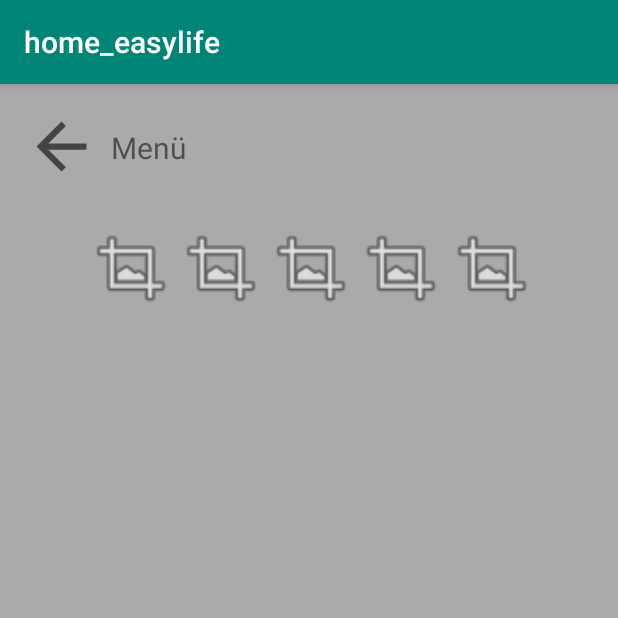
After one commit to sophiafema/home_easylife, an Android app: the PlainRoom screen opened directly, with no data from a screen before it, on a phone screen of 412 x 824 dp, the top half of it. The commit adds this screen. Run offline under Robolectric (Android 15) with nearby library versions, the phone set to English and light mode, and no system bars.

Commit message:
PlainRoom angelegt und Main in LogIn umbenannt

```diff
--- a/app/src/main/AndroidManifest.xml
+++ b/app/src/main/AndroidManifest.xml
@@ -9,13 +9,15 @@
         android:roundIcon="@mipmap/ic_launcher_round"
         android:supportsRtl="true"
         android:theme="@style/AppTheme">
-        <activity android:name=".MainActivity">
+        <activity android:name=".PlainRoom"></activity>
+        <activity android:name=".LogIn">
             <intent-filter>
                 <action android:name="android.intent.action.MAIN" />
 
                 <category android:name="android.intent.category.LAUNCHER" />
             </intent-filter>
         </activity>
+        <activity android:name=".Home" />
     </application>
 
 </manifest>
--- a/app/src/main/java/com/sophiafema/home_easylife/Home.java
+++ b/app/src/main/java/com/sophiafema/home_easylife/Home.java
@@ -32,8 +32,17 @@ public class Home extends AppCompatActivity {
         tVHomeKitchen = (TextView) findViewById(R.id.tVHomeKitchen);
         tVHomeBath = (TextView) findViewById(R.id.tVHomeBath);
 
+        iVHomeLiving = (ImageView) findViewById(R.id.iVHomeLiving);
+        iVHomeSleeping = (ImageView) findViewById(R.id.iVHomeSleeping);
+        iVHomeHallway = (ImageView) findViewById(R.id.iVHomeHallway);
+        iVHomeKitchen = (ImageView) findViewById(R.id.iVHomeKitchen);
+        iVHomeBath = (ImageView) findViewById(R.id.iVHomeBath);
+
+
 
 
 
     }
+
+
 }
--- a/app/src/main/java/com/sophiafema/home_easylife/MainActivity.java
+++ b/app/src/main/java/com/sophiafema/home_easylife/LogIn.java
@@ -9,7 +9,7 @@ import android.widget.Button;
 import android.widget.EditText;
 import android.widget.TextView;
 
-public class MainActivity extends AppCompatActivity{
+public class LogIn extends AppCompatActivity{
 
     private EditText eTMainName;
     private EditText eTMainPasswort;
@@ -21,7 +21,7 @@ public class MainActivity extends AppCompatActivity{
     @Override
     protected void onCreate(Bundle savedInstanceState) {
         super.onCreate(savedInstanceState);
-        setContentView(R.layout.activity_main);
+        setContentView(R.layout.activity_log_in);
 
 
         eTMainName = (EditText) findViewById(R.id.eTMainName);
@@ -48,7 +48,7 @@ public class MainActivity extends AppCompatActivity{
     {
         if((nutzerName.equals("a")) && (nutzerPasswort.equals("1")))
         {
-            Intent intent = new Intent(MainActivity.this, Home.class);
+            Intent intent = new Intent(LogIn.this, Home.class);
             startActivity(intent);
         }
         else
--- /dev/null
+++ b/app/src/main/java/com/sophiafema/home_easylife/PlainRoom.java
@@ -0,0 +1,40 @@
+package com.sophiafema.home_easylife;
+
+import androidx.appcompat.app.AppCompatActivity;
+
+import android.os.Bundle;
+import android.widget.ImageView;
+import android.widget.TextView;
+
+public class PlainRoom extends AppCompatActivity {
+
+    ImageView iVPlainRoomMenue;
+    TextView tVPlainRoomMenue;
+
+    ImageView iVPlainRoomHallway;
+    ImageView iVPlainRoomLiving;
+    ImageView iVPlainRoomKitchen;
+    ImageView iVPlainRoomSleeping;
+    ImageView iVPlainRoomBath;
+
+
+
+    @Override
+    protected void onCreate(Bundle savedInstanceState) {
+        super.onCreate(savedInstanceState);
+        setContentView(R.layout.activity_plain_room);
+
+        iVPlainRoomMenue = (ImageView) findViewById(R.id.iVPlainRoomMenue);
+        tVPlainRoomMenue = (TextView) findViewById(R.id.tVPlainRoomMenue);
+
+        iVPlainRoomHallway = (ImageView) findViewById(R.id.iVPlainRoomHallway);
+        iVPlainRoomLiving = (ImageView) findViewById(R.id.iVPlainRoomLiving);
+        iVPlainRoomKitchen = (ImageView) findViewById(R.id.iVPlainRoomKitchen);
+        iVPlainRoomSleeping = (ImageView) findViewById(R.id.iVPlainRoomSleeping);
+        iVPlainRoomBath = (ImageView) findViewById(R.id.iVPlainRoomBath);
+
+
+
+
+    }
+}
--- a/app/src/main/res/layout/activity_home.xml
+++ b/app/src/main/res/layout/activity_home.xml
@@ -11,6 +11,7 @@
         android:id="@+id/iVHomeEvents"
         android:layout_width="121dp"
         android:layout_height="79dp"
+        android:contentDescription="Ereignisse"
         app:layout_constraintBottom_toBottomOf="parent"
         app:layout_constraintEnd_toEndOf="parent"
         app:layout_constraintHorizontal_bias="0.779"
@@ -23,6 +24,7 @@
         android:id="@+id/iVHomeHallway"
         android:layout_width="163dp"
         android:layout_height="37dp"
+        android:contentDescription="Flur"
         app:layout_constraintBottom_toBottomOf="parent"
         app:layout_constraintEnd_toEndOf="parent"
         app:layout_constraintHorizontal_bias="0.217"
@@ -34,6 +36,7 @@
         android:id="@+id/iVHomeSleeping"
         android:layout_width="120dp"
         android:layout_height="152dp"
+        android:contentDescription="Schlafzimmer"
         app:layout_constraintBottom_toBottomOf="parent"
         app:layout_constraintEnd_toEndOf="parent"
         app:layout_constraintHorizontal_bias="0.78"
@@ -46,6 +49,7 @@
         android:id="@+id/iVHomeGeneral"
         android:layout_width="121dp"
         android:layout_height="79dp"
+        android:contentDescription="Zentralsteuerung"
         app:layout_constraintBottom_toBottomOf="parent"
         app:layout_constraintEnd_toEndOf="parent"
         app:layout_constraintHorizontal_bias="0.213"
@@ -58,6 +62,7 @@
         android:id="@+id/iVHomeLiving"
         android:layout_width="162dp"
         android:layout_height="166dp"
+        android:contentDescription="Wohnzimmer"
         app:layout_constraintBottom_toBottomOf="parent"
         app:layout_constraintEnd_toEndOf="parent"
         app:layout_constraintHorizontal_bias="0.22"
@@ -70,6 +75,7 @@
         android:id="@+id/iVHomeBath"
         android:layout_width="160dp"
         android:layout_height="89dp"
+        android:contentDescription="Bad"
         app:layout_constraintBottom_toBottomOf="parent"
         app:layout_constraintEnd_toEndOf="parent"
         app:layout_constraintHorizontal_bias="0.215"
@@ -82,6 +88,7 @@
         android:id="@+id/iVHomeKitchen"
         android:layout_width="120dp"
         android:layout_height="152dp"
+        android:contentDescription="Küche"
         app:layout_constraintBottom_toBottomOf="parent"
         app:layout_constraintEnd_toEndOf="parent"
         app:layout_constraintHorizontal_bias="0.78"
@@ -178,6 +185,7 @@
         android:id="@+id/iVHomeSettings"
         android:layout_width="36dp"
         android:layout_height="38dp"
+        android:contentDescription="Einstellungen"
         app:layout_constraintBottom_toBottomOf="parent"
         app:layout_constraintEnd_toEndOf="parent"
         app:layout_constraintHorizontal_bias="0.904"
--- a/app/src/main/res/layout/activity_main.xml
+++ b/app/src/main/res/layout/activity_log_in.xml
@@ -6,7 +6,7 @@
     android:layout_width="match_parent"
     android:layout_height="match_parent"
     android:background="@android:color/darker_gray"
-    tools:context=".MainActivity">
+    tools:context=".LogIn">
 
     <Button
         android:id="@+id/btnMainLogIn"
--- /dev/null
+++ b/app/src/main/res/layout/activity_plain_room.xml
@@ -0,0 +1,103 @@
+<?xml version="1.0" encoding="utf-8"?>
+<androidx.constraintlayout.widget.ConstraintLayout xmlns:android="http://schemas.android.com/apk/res/android"
+    xmlns:app="http://schemas.android.com/apk/res-auto"
+    xmlns:tools="http://schemas.android.com/tools"
+    android:layout_width="match_parent"
+    android:layout_height="match_parent"
+    android:background="@android:color/darker_gray"
+    tools:context=".PlainRoom">
+
+    <ImageView
+        android:id="@+id/iVPlainRoomMenue"
+        android:layout_width="50dp"
+        android:layout_height="50dp"
+        android:contentDescription="Menü"
+        app:layout_constraintBottom_toBottomOf="parent"
+        app:layout_constraintEnd_toEndOf="parent"
+        app:layout_constraintHorizontal_bias="0.045"
+        app:layout_constraintStart_toStartOf="parent"
+        app:layout_constraintTop_toTopOf="parent"
+        app:layout_constraintVertical_bias="0.023"
+        app:srcCompat="?attr/actionModeCloseDrawable" />
+
+    <ImageView
+        android:id="@+id/iVPlainRoomHallway"
+        android:layout_width="60dp"
+        android:layout_height="60dp"
+        android:contentDescription="Flur"
+        app:layout_constraintBottom_toBottomOf="parent"
+        app:layout_constraintEnd_toEndOf="parent"
+        app:layout_constraintHorizontal_bias="0.162"
+        app:layout_constraintStart_toStartOf="parent"
+        app:layout_constraintTop_toTopOf="parent"
+        app:layout_constraintVertical_bias="0.131"
+        app:srcCompat="@android:drawable/ic_menu_crop" />
+
+    <ImageView
+        android:id="@+id/iVPlainRoomLiving"
+        android:layout_width="60dp"
+        android:layout_height="60dp"
+        android:contentDescription="Wohnzimmer"
+        app:layout_constraintBottom_toBottomOf="parent"
+        app:layout_constraintEnd_toEndOf="parent"
+        app:layout_constraintHorizontal_bias="0.333"
+        app:layout_constraintStart_toStartOf="parent"
+        app:layout_constraintTop_toTopOf="parent"
+        app:layout_constraintVertical_bias="0.131"
+        app:srcCompat="@android:drawable/ic_menu_crop" />
+
+    <ImageView
+        android:id="@+id/iVPlainRoomKitchen"
+        android:layout_width="60dp"
+        android:layout_height="60dp"
+        android:contentDescription="Küche"
+        app:layout_constraintBottom_toBottomOf="parent"
+        app:layout_constraintEnd_toEndOf="parent"
+        app:layout_constraintHorizontal_bias="0.504"
+        app:layout_constraintStart_toStartOf="parent"
+        app:layout_constraintTop_toTopOf="parent"
+        app:layout_constraintVertical_bias="0.131"
+        app:srcCompat="@android:drawable/ic_menu_crop" />
+
+    <ImageView
+        android:id="@+id/iVPlainRoomSleeping"
+        android:layout_width="60dp"
+        android:layout_height="60dp"
+        android:contentDescription="Schlafzimmer"
+        app:layout_constraintBottom_toBottomOf="parent"
+        app:layout_constraintEnd_toEndOf="parent"
+        app:layout_constraintHorizontal_bias="0.675"
+        app:layout_constraintStart_toStartOf="parent"
+        app:layout_constraintTop_toTopOf="parent"
+        app:layout_constraintVertical_bias="0.131"
+        app:srcCompat="@android:drawable/ic_menu_crop" />
+
+    <ImageView
+        android:id="@+id/iVPlainRoomBath"
+        android:layout_width="60dp"
+        android:layout_height="60dp"
+        android:contentDescription="Bad"
+        app:layout_constraintBottom_toBottomOf="parent"
+        app:layout_constraintEnd_toEndOf="parent"
+        app:layout_constraintHorizontal_bias="0.846"
+        app:layout_constraintStart_toStartOf="parent"
+        app:layout_constraintTop_toTopOf="parent"
+        app:layout_constraintVertical_bias="0.131"
+        app:srcCompat="@android:drawable/ic_menu_crop" />
+
+    <TextView
+        android:id="@+id/tVPlainRoomMenue"
+        android:layout_width="152dp"
+        android:layout_height="50dp"
+        android:paddingLeft="55dp"
+        android:paddingTop="12dp"
+        android:text="Menü"
+        android:textSize="20sp"
+        app:layout_constraintBottom_toBottomOf="parent"
+        app:layout_constraintEnd_toEndOf="parent"
+        app:layout_constraintHorizontal_bias="0.071"
+        app:layout_constraintStart_toStartOf="parent"
+        app:layout_constraintTop_toTopOf="parent"
+        app:layout_constraintVertical_bias="0.023" />
+
+</androidx.constraintlayout.widget.ConstraintLayout>
```
